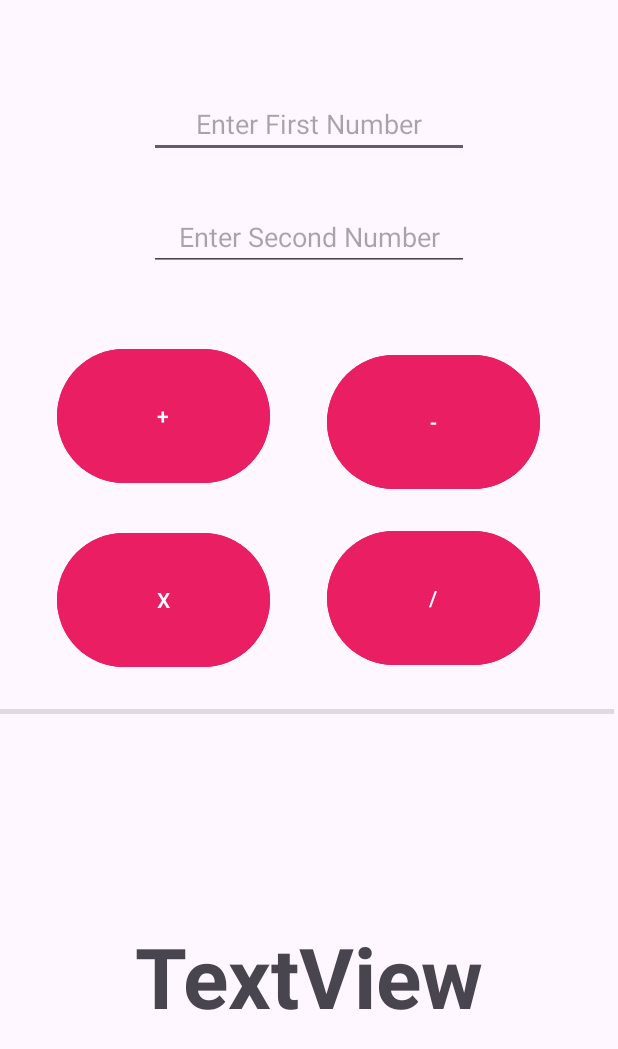
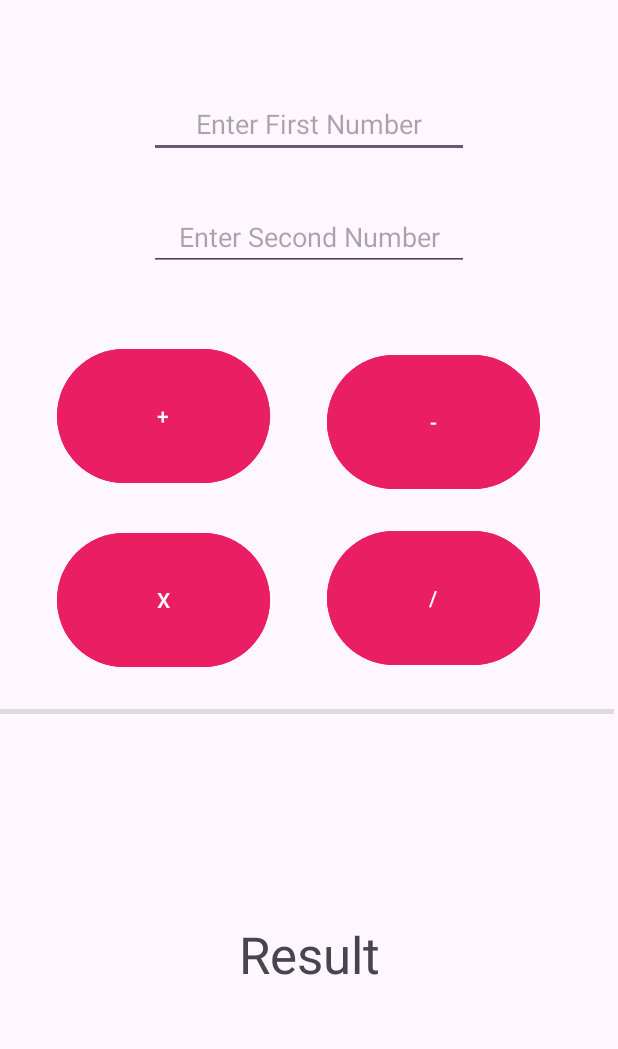
Before and after one commit to ta3dns/Week8App_Deniz-Ozmalkoc, an Android app: the screen it shows after launch (MainActivity), on a phone screen of 412 x 824 dp. Shown: the top 1049 px of the screen. Run offline under Robolectric (Android 15) with nearby library versions, the phone set to English and light mode, and no system bars.

```diff
--- a/app/src/main/res/layout/activity_main.xml
+++ b/app/src/main/res/layout/activity_main.xml
@@ -53,7 +53,7 @@
         android:layout_marginTop="60dp"
         android:ems="10"
         android:hint="Enter First Number"
-        android:inputType="numberSigned"
+        android:inputType="number|numberDecimal|numberSigned"
         android:textAlignment="center"
         app:layout_constraintEnd_toEndOf="parent"
         app:layout_constraintStart_toStartOf="parent"
@@ -66,7 +66,7 @@
         android:layout_marginTop="30dp"
         android:ems="10"
         android:hint="Enter Second Number"
-        android:inputType="numberSigned"
+        android:inputType="number|numberDecimal|numberSigned"
         android:textAlignment="center"
         app:layout_constraintEnd_toEndOf="parent"
         app:layout_constraintStart_toStartOf="parent"
@@ -101,10 +101,9 @@
         android:id="@+id/outputView"
         android:layout_width="261dp"
         android:layout_height="73dp"
-        android:text="TextView"
+        android:text="Result"
         android:textAlignment="center"
-        android:textAppearance="@style/TextAppearance.AppCompat.Display3"
-        android:textStyle="bold"
+        android:textAppearance="@style/TextAppearance.AppCompat.Display1"
         app:layout_constraintBottom_toBottomOf="parent"
         app:layout_constraintEnd_toEndOf="parent"
         app:layout_constraintHorizontal_bias="0.498"
```
Also changed, not shown: app/src/main/java/com/example/week8appdenizozmalkoc/MainActivity.java (+42 -32 lines).
